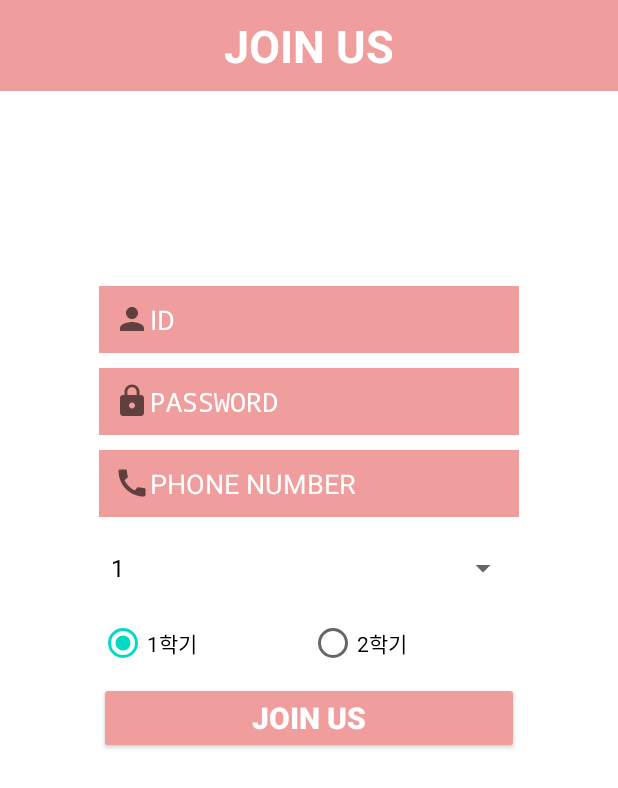
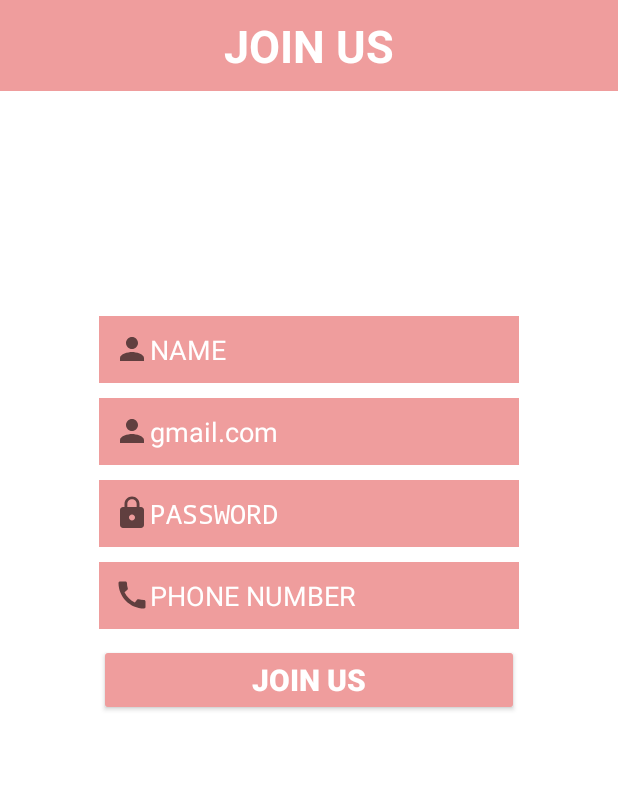
Before and after one commit to cbnuosp/S_more, an Android app: the RegisterActivity screen opened directly, with no data from a screen before it, on a phone screen of 412 x 824 dp. Shown: the top 788 px of the screen. Run offline under Robolectric (Android 15) with nearby library versions, the phone set to English and light mode, and no system bars; our stand-ins replace Firebase (no records; nobody signed in at launch, a user with empty details on screens opened directly).

Commit message:
registerModified

```diff
--- a/app/src/main/java/com/example/android_smore/RegisterActivity.java
+++ b/app/src/main/java/com/example/android_smore/RegisterActivity.java
@@ -6,6 +6,7 @@ import androidx.annotation.NonNull;
 import androidx.appcompat.app.AppCompatActivity;
 
 import android.content.Intent;
+import android.util.Log;
 import android.view.View;
 import android.view.Window;
 import android.widget.ArrayAdapter;
@@ -20,6 +21,8 @@ import androidx.fragment.app.FragmentActivity;
 import android.widget.Toast;
 
 import com.google.android.gms.tasks.OnCompleteListener;
+import com.google.android.gms.tasks.OnFailureListener;
+import com.google.android.gms.tasks.OnSuccessListener;
 import com.google.android.gms.tasks.Task;
 import com.google.firebase.auth.AuthResult;
 import com.google.firebase.auth.FirebaseAuth;
@@ -27,10 +30,16 @@ import com.google.firebase.auth.FirebaseUser;
 import com.google.firebase.firestore.DocumentReference;
 import com.google.firebase.firestore.FieldValue;
 import com.google.firebase.firestore.FirebaseFirestore;
+import com.google.firebase.firestore.SetOptions;
 import com.google.firebase.firestore.auth.User;
+
+import org.w3c.dom.Document;
 
 import java.util.HashMap;
 import java.util.Map;
+
+import static android.content.ContentValues.TAG;
+
 public class RegisterActivity extends FragmentActivity {
 
     private ArrayAdapter adapter;
@@ -38,13 +47,14 @@ public class RegisterActivity extends FragmentActivity {
     private EditText id_join;
     private EditText pw_join;
     private EditText phone_join;
+    private EditText name_join;
     private RadioGroup semester_join;
     private RadioButton sem;
     private Button btn;
 
     private User user;
     FirebaseAuth firebaseAuth;
-    private FirebaseFirestore db;
+    private FirebaseFirestore db=FirebaseFirestore.getInstance();
     private FirebaseUser firebaseUser;
 
     @Override
@@ -65,9 +75,11 @@ public class RegisterActivity extends FragmentActivity {
         id_join = (EditText)findViewById(R.id.idText);
         pw_join = (EditText)findViewById(R.id.pwText);
         phone_join = (EditText)findViewById(R.id.phoneText);
-        spinner = (Spinner)findViewById(R.id.gradeSpinner);
-        adapter = ArrayAdapter.createFromResource(this, R.array.grade, android.R.layout.simple_spinner_dropdown_item);
-        spinner.setAdapter(adapter);
+        name_join = (EditText)findViewById(R.id.nameText);
+
+        //spinner = (Spinner)findViewById(R.id.gradeSpinner);
+        //adapter = ArrayAdapter.createFromResource(this, R.array.grade, android.R.layout.simple_spinner_dropdown_item);
+        //spinner.setAdapter(adapter);
         btn = (Button)findViewById(R.id.registerButton);
 
         firebaseAuth = FirebaseAuth.getInstance();
@@ -78,6 +90,8 @@ public class RegisterActivity extends FragmentActivity {
                 final String id = id_join.getText().toString().trim();
                 final String pw = pw_join.getText().toString().trim();
                 final String phone = phone_join.getText().toString().trim();
+                final String name = name_join.getText().toString().trim();
+
                 /*final String grade = spinner.getSelectedItem().toString().trim();
                 sem = (RadioButton)findViewById(semester_join.getCheckedRadioButtonId());
                 final String semester = sem.getText().toString().trim();*/
@@ -87,6 +101,16 @@ public class RegisterActivity extends FragmentActivity {
                             @Override
                             public void onComplete(@NonNull Task<AuthResult> task) {
                                 if(task.isSuccessful()){
+                                    Map<String, String> data = new HashMap<>();
+                                    data.put("name",name);
+                                    data.put("id", id);
+                                    data.put("pw",pw);
+                                    data.put("phone",phone);
+
+                                   // DocumentReference member = db.collection("user").document();
+
+                                    db.collection("user").document(id).set(data);
+
                                     /*HashMap<Object,String> hashMap = new HashMap<>();
                                     hashMap.put("id", id);
                                     hashMap.put("pw",pw);
--- a/app/src/main/res/layout/activity_register.xml
+++ b/app/src/main/res/layout/activity_register.xml
@@ -33,16 +33,31 @@
             android:orientation="vertical"
             android:layout_marginTop="80dp">
 
+
+            <EditText
+                android:id="@+id/nameText"
+                android:layout_width="280dp"
+                android:layout_height="wrap_content"
+                android:layout_gravity="center"
+                android:layout_marginTop="70dp"
+                android:background="#EF9D9D"
+                android:drawableStart="@drawable/ic_baseline_person_24"
+                android:drawableLeft="@drawable/ic_baseline_person_24"
+                android:hint="NAME"
+                android:padding="10dp"
+                android:textColor="@color/white"
+                android:textColorHint="@color/white" />
+
             <EditText
                 android:id="@+id/idText"
                 android:layout_width="280dp"
                 android:layout_height="wrap_content"
                 android:layout_gravity="center"
-                android:layout_marginTop="50dp"
+                android:layout_marginTop="10dp"
                 android:background="#EF9D9D"
                 android:drawableStart="@drawable/ic_baseline_person_24"
                 android:drawableLeft="@drawable/ic_baseline_person_24"
-                android:hint="ID"
+                android:hint="gmail.com"
                 android:padding="10dp"
                 android:textColor="@color/white"
                 android:textColorHint="@color/white" />
@@ -76,7 +91,7 @@
                 android:textColor="@color/white"
                 android:textColorHint="@color/white" />
 
-            <Spinner
+            <!--<Spinner
                 android:layout_width="280dp"
                 android:layout_height="wrap_content"
                 android:layout_gravity="center"
@@ -106,7 +121,7 @@
                     android:layout_weight="1"
                     android:text="2학기" />
 
-            </RadioGroup>
+            </RadioGroup>-->
             <!-- <EditText
                 android:id="@+id/gradeText"
                 android:layout_width="280dp"
```
